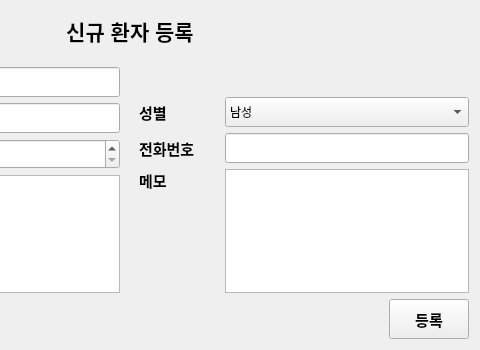
KimYooseon/Final_PJ, file pms/PaientManagementSW/enrollmanager.ui: the form before one commit; both pictures show x 220 to 700 and y 0 to 350 of the 700 by 350 pixel window.
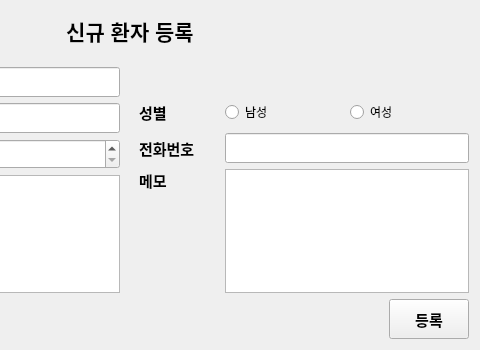
The form after the commit.

Diff of the .ui file:
```diff
--- a/pms/PaientManagementSW/enrollmanager.ui
+++ b/pms/PaientManagementSW/enrollmanager.ui
@@ -288,23 +288,17 @@
             </widget>
            </item>
            <item>
-            <widget class="QComboBox" name="sexComboBox">
-             <property name="minimumSize">
-              <size>
-               <width>0</width>
-               <height>30</height>
-              </size>
-             </property>
-             <item>
+            <widget class="QRadioButton" name="maleRadioButton">
               <property name="text">
                <string>남성</string>
               </property>
+            </widget>
              </item>
              <item>
+            <widget class="QRadioButton" name="femaleRadioButton">
               <property name="text">
                <string>여성</string>
               </property>
-             </item>
             </widget>
            </item>
           </layout>
```
Lines whose indentation alone changed are shown as unchanged.
